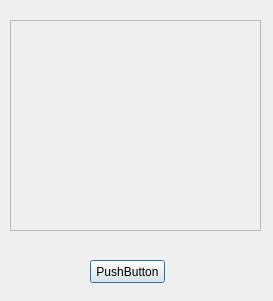
Qt form Graph_algorithms/GraphUI/graphwindow.ui (symphony-of-nirfolio-uni/graph-algorithms) before a commit.
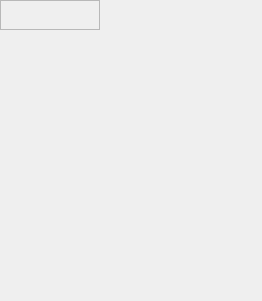
The same form after that commit.

Commit message: created test graph representation using graphAPI

```diff
--- a/Graph_algorithms/GraphUI/graphwindow.ui
+++ b/Graph_algorithms/GraphUI/graphwindow.ui
@@ -1,40 +1,19 @@
 <?xml version="1.0" encoding="UTF-8"?>
 <ui version="4.0">
  <class>GraphWindow</class>
- <widget class="QDialog" name="GraphWindow">
+ <widget class="QMainWindow" name="GraphWindow">
   <property name="geometry">
    <rect>
     <x>0</x>
     <y>0</y>
-    <width>273</width>
+    <width>262</width>
     <height>301</height>
    </rect>
   </property>
   <property name="windowTitle">
    <string>Dialog</string>
   </property>
-  <widget class="QPushButton" name="pushButton">
-   <property name="geometry">
-    <rect>
-     <x>90</x>
-     <y>260</y>
-     <width>75</width>
-     <height>23</height>
-    </rect>
-   </property>
-   <property name="text">
-    <string>PushButton</string>
-   </property>
-  </widget>
   <widget class="QScrollArea" name="scrollArea">
-   <property name="geometry">
-    <rect>
-     <x>10</x>
-     <y>20</y>
-     <width>251</width>
-     <height>211</height>
-    </rect>
-   </property>
    <property name="widgetResizable">
     <bool>true</bool>
    </property>
@@ -43,8 +22,8 @@
      <rect>
       <x>0</x>
       <y>0</y>
-      <width>249</width>
-      <height>209</height>
+      <width>260</width>
+      <height>299</height>
      </rect>
     </property>
    </widget>
```
The commit also changes 10 other files.
